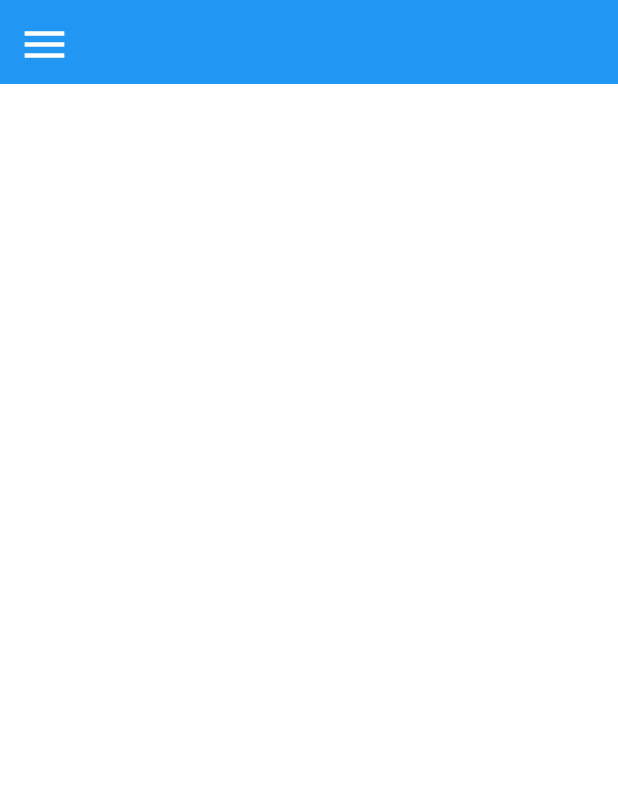
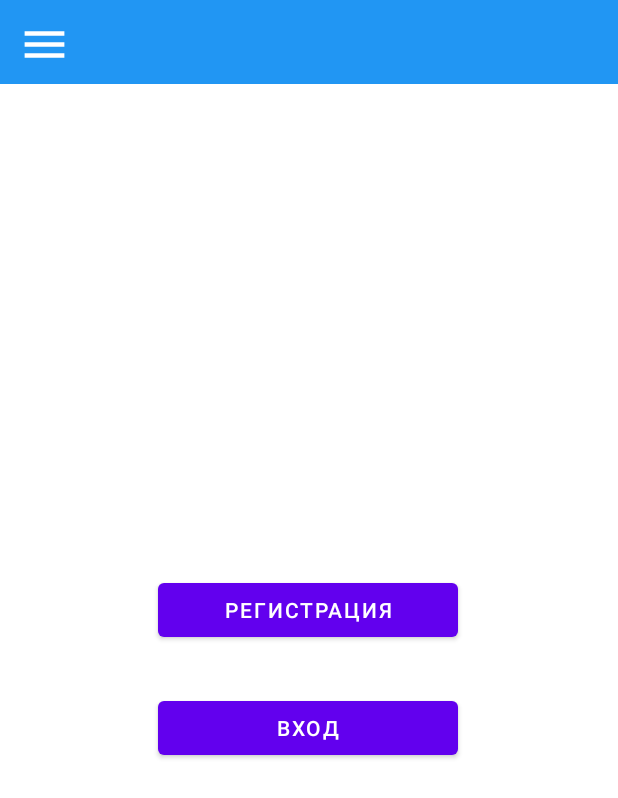
Before and after one commit to onlue/VendingMachineApp, an Android app: the screen it shows after launch (MainActivity), on a phone screen of 412 x 824 dp. Shown: the top 798 px of the screen. Run offline under Robolectric (Android 15) with nearby library versions, the phone set to English and light mode, and no system bars.

Commit message:
added Authorization(table/simpleTest login menu)

```diff
--- a/app/src/main/java/com/example/vendingmachineapp/UpdateProducts.java
+++ b/app/src/main/java/com/example/vendingmachineapp/UpdateProducts.java
@@ -47,7 +47,7 @@ public class UpdateProducts extends AppCompatActivity {
             amountinbox.setText(String.valueOf(cursor.getInt(5)));
             weight.setText(String.valueOf(cursor.getFloat(6)));
         }
-
+        cursor.close();
         delete.setOnClickListener(new View.OnClickListener() {
             @Override
             public void onClick(View view) {
--- a/app/src/main/res/layout/activity_main.xml
+++ b/app/src/main/res/layout/activity_main.xml
@@ -11,10 +11,11 @@
     android:layout_height="match_parent">
 
     <LinearLayout
+        android:id="@+id/linearLayout"
         android:layout_width="match_parent"
         android:layout_height="?actionBarSize"
+        android:background="#2196F3"
         android:orientation="horizontal"
-        android:background="#2196F3"
         android:paddingLeft="12dp"
         android:paddingTop="12dp"
         app:layout_constraintTop_toTopOf="parent">
@@ -25,6 +26,30 @@
             android:layout_height="35dp"
             android:src="@drawable/menu_icon" />
     </LinearLayout>
+
+    <Button
+        android:id="@+id/regBtn"
+        android:layout_width="200dp"
+        android:layout_height="wrap_content"
+        android:text="Регистрация"
+        app:layout_constraintBottom_toBottomOf="parent"
+        app:layout_constraintEnd_toEndOf="parent"
+        app:layout_constraintHorizontal_bias="0.497"
+        app:layout_constraintStart_toStartOf="parent"
+        app:layout_constraintTop_toBottomOf="@+id/linearLayout"
+        app:layout_constraintVertical_bias="0.454" />
+
+    <Button
+        android:id="@+id/authBtn"
+        android:layout_width="200dp"
+        android:layout_height="wrap_content"
+        android:text="Вход"
+        app:layout_constraintBottom_toBottomOf="parent"
+        app:layout_constraintEnd_toEndOf="parent"
+        app:layout_constraintHorizontal_bias="0.497"
+        app:layout_constraintStart_toStartOf="parent"
+        app:layout_constraintTop_toBottomOf="@+id/regBtn"
+        app:layout_constraintVertical_bias="0.088" />
 </androidx.constraintlayout.widget.ConstraintLayout>
     <com.google.android.material.navigation.NavigationView
         android:id="@+id/navigationView"
--- a/app/src/main/res/layout/activity_update_products.xml
+++ b/app/src/main/res/layout/activity_update_products.xml
@@ -129,10 +129,10 @@
         android:layout_marginBottom="70dp"
         android:scaleX="1.9"
         android:scaleY="1.9"
-        android:text="Редактирование товара"
+        android:text="Информация о товаре"
         android:textAppearance="@style/TextAppearance.AppCompat.Body2"
         android:textColor="#2196F3"
-        android:textSize="16sp"
+        android:textSize="12sp"
         android:textStyle="bold"
         android:typeface="monospace"
         app:layout_constraintBottom_toTopOf="@+id/nameInputEdit"
--- a/app/src/main/res/layout/my_product_row.xml
+++ b/app/src/main/res/layout/my_product_row.xml
@@ -72,6 +72,7 @@
                 android:text="₽"
                 app:layout_constraintBottom_toBottomOf="parent"
                 app:layout_constraintEnd_toEndOf="parent"
+                app:layout_constraintStart_toEndOf="@+id/product_price_text"
                 app:layout_constraintTop_toTopOf="parent"
                 app:layout_constraintVertical_bias="0.28" />
         </androidx.constraintlayout.widget.ConstraintLayout>
```
Also changed, not shown: app/src/main/java/com/example/vendingmachineapp/MainActivity.java (+29 -0 lines), app/src/main/java/com/example/vendingmachineapp/MyDataBaseHelper.java (+79 -5 lines), app/src/main/res/layout/registration_layout.xml (added, +80 -0 lines).
